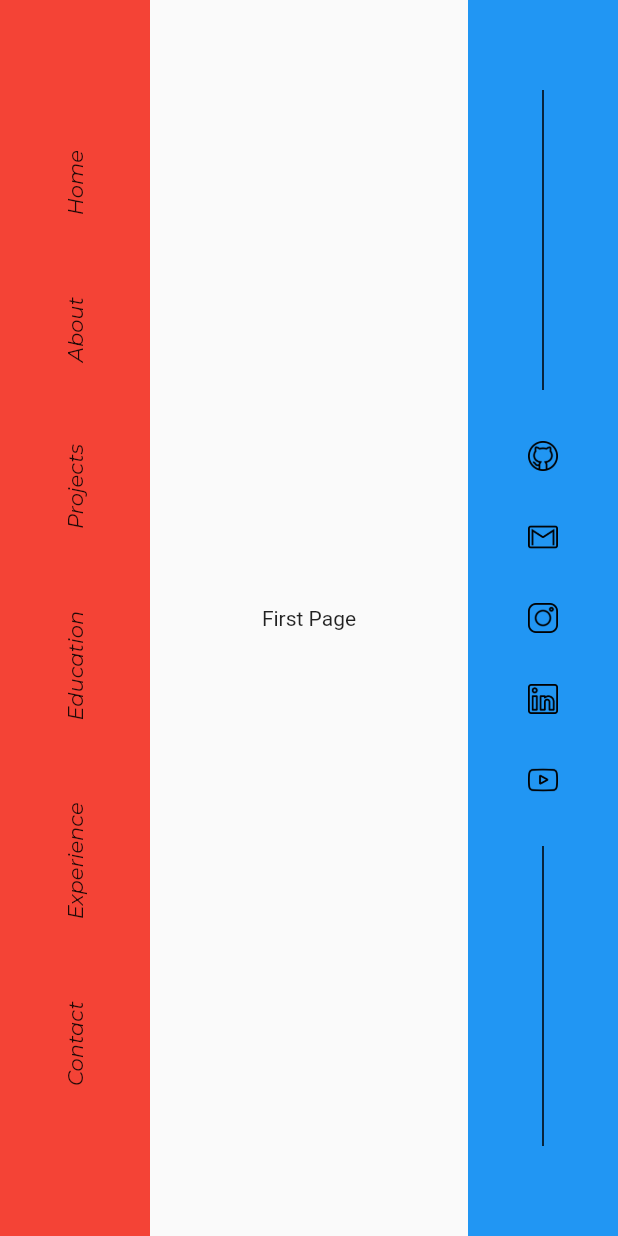
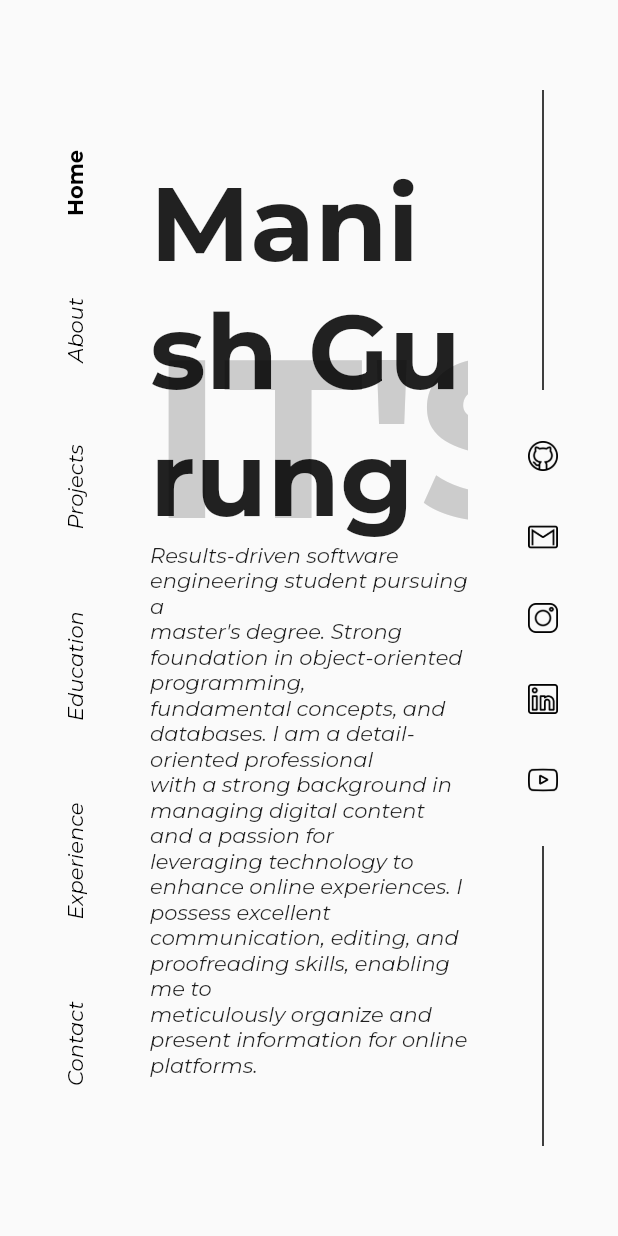
Before and after one commit to Gurung-Manish/Portfolio, a Flutter app: the screen it shows after launch, on a phone screen of 412 x 824 dp. Run offline on Flutter 3.47's test engine with Material 2 defaults, Android fonts, the phone set to English and light mode, and no system bars; our stand-ins replace bloc, flutter_bloc, freezed_annotation, go_router; project files that could hold a hidden picture were left out.

Commit message:
adding home section

```diff
--- a/lib/pages/home/pages/home_page.dart
+++ b/lib/pages/home/pages/home_page.dart
@@ -1,4 +1,5 @@
 import 'package:flutter/material.dart';
+import 'package:portfolio/pages/home/sections/home/home_section.dart';
 import 'package:portfolio/pages/home/widgets/navigation_bar/navigation_bar.dart';
 import 'package:portfolio/pages/home/widgets/social_bar/social_bar.dart';
 
@@ -11,6 +12,7 @@ class HomePage extends StatefulWidget {
 
 class _HomePageState extends State<HomePage> {
   final PageController pageController = PageController();
+  var currentPage = 0;
   @override
   Widget build(BuildContext context) {
     return Scaffold(
@@ -18,7 +20,19 @@ class _HomePageState extends State<HomePage> {
         children: [
           Row(
             children: [
-              const CustomNavigationBar(),
+              CustomNavigationBar(
+                onPageSelected: (index) {
+                  setState(() {
+                    currentPage = index;
+                  });
+                  pageController.animateToPage(
+                    index,
+                    duration: const Duration(milliseconds: 500),
+                    curve: Curves.ease,
+                  );
+                },
+                currentPage: currentPage,
+              ),
               Expanded(
                 child: SizedBox(
                   height: MediaQuery.of(context).size.height,
@@ -27,14 +41,21 @@ class _HomePageState extends State<HomePage> {
                     scrollDirection: Axis.vertical,
                     controller: pageController,
                     children: const <Widget>[
+                      HomeSection(),
                       Center(
-                        child: Text('First Page'),
+                        child: Text('About'),
                       ),
                       Center(
-                        child: Text('Second Page'),
+                        child: Text('Projects'),
                       ),
                       Center(
-                        child: Text('Third Page'),
+                        child: Text('Education'),
+                      ),
+                      Center(
+                        child: Text('Experience'),
+                      ),
+                      Center(
+                        child: Text('Contact'),
                       ),
                     ],
                   ),
--- /dev/null
+++ b/lib/pages/home/sections/home/home_section.dart
@@ -0,0 +1,42 @@
+import 'package:flutter/material.dart';
+
+class HomeSection extends StatelessWidget {
+  const HomeSection({super.key});
+
+  @override
+  Widget build(BuildContext context) {
+    return Stack(
+      children: [
+        Positioned(
+          left: 0,
+          top: 200,
+          child: Text(
+            "IT'S ME",
+            style: TextStyle(
+                color: Colors.grey.withOpacity(0.5),
+                fontFamily: 'Montserrat',
+                fontWeight: FontWeight.w800,
+                fontSize: 150),
+          ),
+        ),
+        const Column(
+          crossAxisAlignment: CrossAxisAlignment.start,
+          mainAxisAlignment: MainAxisAlignment.center,
+          children: [
+            Text(
+              "Manish Gurung",
+              style: TextStyle(
+                  fontFamily: 'Montserrat',
+                  fontWeight: FontWeight.w800,
+                  fontSize: 70),
+            ),
+            Text(
+              "Results-driven software engineering student pursuing a \nmaster's degree. Strong foundation in object-oriented programming, \nfundamental concepts, and databases. I am a detail-oriented professional \nwith a strong background in managing digital content and a passion for \nleveraging technology to enhance online experiences. I possess excellent \ncommunication, editing, and proofreading skills, enabling me to  \nmeticulously organize and present information for online platforms.",
+              style: TextStyle(fontFamily: 'Montserrat'),
+            ),
+          ],
+        ),
+      ],
+    );
+  }
+}
--- a/lib/pages/home/widgets/navigation_bar/navigation_bar.dart
+++ b/lib/pages/home/widgets/navigation_bar/navigation_bar.dart
@@ -1,25 +1,64 @@
 import 'package:flutter/material.dart';
 
 class CustomNavigationBar extends StatelessWidget {
-  const CustomNavigationBar({super.key});
+  final Function(int) onPageSelected;
+  final int currentPage;
+
+  const CustomNavigationBar(
+      {super.key, required this.onPageSelected, required this.currentPage});
 
   @override
   Widget build(BuildContext context) {
     return Container(
       width: 100,
       height: MediaQuery.of(context).size.height,
-      color: Colors.red,
-      child: const Padding(
-        padding: EdgeInsets.symmetric(vertical: 100.0),
+      child: Padding(
+        padding: const EdgeInsets.symmetric(vertical: 100.0),
         child: Column(
           mainAxisAlignment: MainAxisAlignment.spaceBetween,
           children: [
-            NavBarItem(title: "Home"),
-            NavBarItem(title: "About"),
-            NavBarItem(title: "Projects"),
-            NavBarItem(title: "Education"),
-            NavBarItem(title: "Experience"),
-            NavBarItem(title: "Contact"),
+            NavBarItem(
+              title: "Home",
+              isSelected: currentPage == 0,
+              onTap: () {
+                onPageSelected(0);
+              },
+            ),
+            NavBarItem(
+              title: "About",
+              isSelected: currentPage == 1,
+              onTap: () {
+                onPageSelected(1);
+              },
+            ),
+            NavBarItem(
+              title: "Projects",
+              isSelected: currentPage == 2,
+              onTap: () {
+                onPageSelected(2);
+              },
+            ),
+            NavBarItem(
+              title: "Education",
+              isSelected: currentPage == 3,
+              onTap: () {
+                onPageSelected(3);
+              },
+            ),
+            NavBarItem(
+              title: "Experience",
+              isSelected: currentPage == 4,
+              onTap: () {
+                onPageSelected(4);
+              },
+            ),
+            NavBarItem(
+              title: "Contact",
+              isSelected: currentPage == 5,
+              onTap: () {
+                onPageSelected(5);
+              },
+            ),
           ],
         ),
       ),
@@ -29,16 +68,32 @@ class CustomNavigationBar extends StatelessWidget {
 
 class NavBarItem extends StatelessWidget {
   final String title;
-  const NavBarItem({super.key, required this.title});
+  final bool isSelected; // Indicates if this item is currently selected
+  final VoidCallback onTap; // Callback when the item is tapped
+
+  const NavBarItem(
+      {super.key,
+      required this.title,
+      required this.isSelected,
+      required this.onTap});
 
   @override
   Widget build(BuildContext context) {
-    return RotatedBox(
-      quarterTurns: -1,
-      child: Text(
-        title,
-        style: const TextStyle(
-          fontFamily: 'Montserrat',
+    return GestureDetector(
+      onTap: onTap,
+      child: RotatedBox(
+        quarterTurns: -1,
+        child: Text(
+          title,
+          style: TextStyle(
+            fontFamily: 'Montserrat',
+            color: isSelected
+                ? Colors.black
+                : Colors.black, // Change color based on selection
+            fontWeight: isSelected
+                ? FontWeight.bold
+                : FontWeight.normal, // Bold if selected
+          ),
         ),
       ),
     );
--- a/lib/pages/home/widgets/social_bar/social_bar.dart
+++ b/lib/pages/home/widgets/social_bar/social_bar.dart
@@ -8,26 +8,25 @@ class SocialBar extends StatelessWidget {
     return Container(
       width: 100,
       height: MediaQuery.of(context).size.height,
-      color: Colors.blue,
       child: Padding(
-        padding: EdgeInsets.symmetric(vertical: 60.0),
+        padding: const EdgeInsets.symmetric(vertical: 60.0),
         child: Column(
           mainAxisAlignment: MainAxisAlignment.spaceBetween,
           children: [
             Container(width: 1, height: 200, color: Colors.black),
-            SocialBarItem(
+            const SocialBarItem(
               iconPath: 'assets/icons/github.png',
             ),
-            SocialBarItem(
+            const SocialBarItem(
               iconPath: 'assets/icons/gmail.png',
             ),
-            SocialBarItem(
+            const SocialBarItem(
               iconPath: 'assets/icons/instagram.png',
             ),
-            SocialBarItem(
+            const SocialBarItem(
               iconPath: 'assets/icons/linkedin.png',
             ),
-            SocialBarItem(
+            const SocialBarItem(
               iconPath: 'assets/icons/youtube.png',
             ),
             Container(width: 1, height: 200, color: Colors.black),
```
